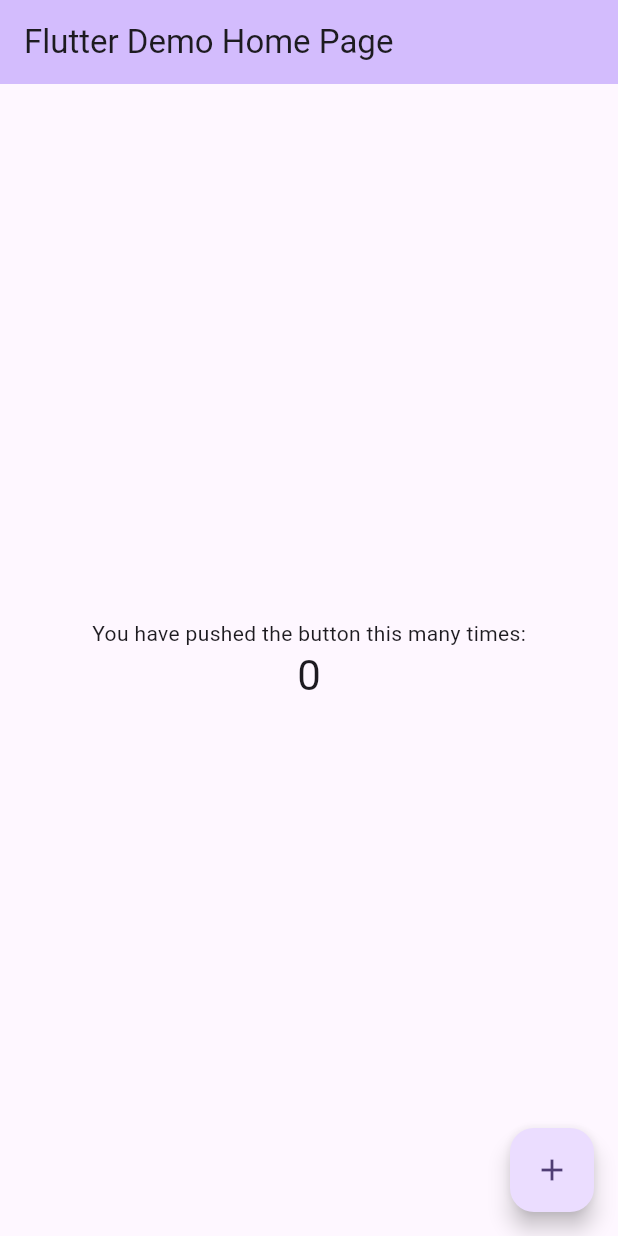
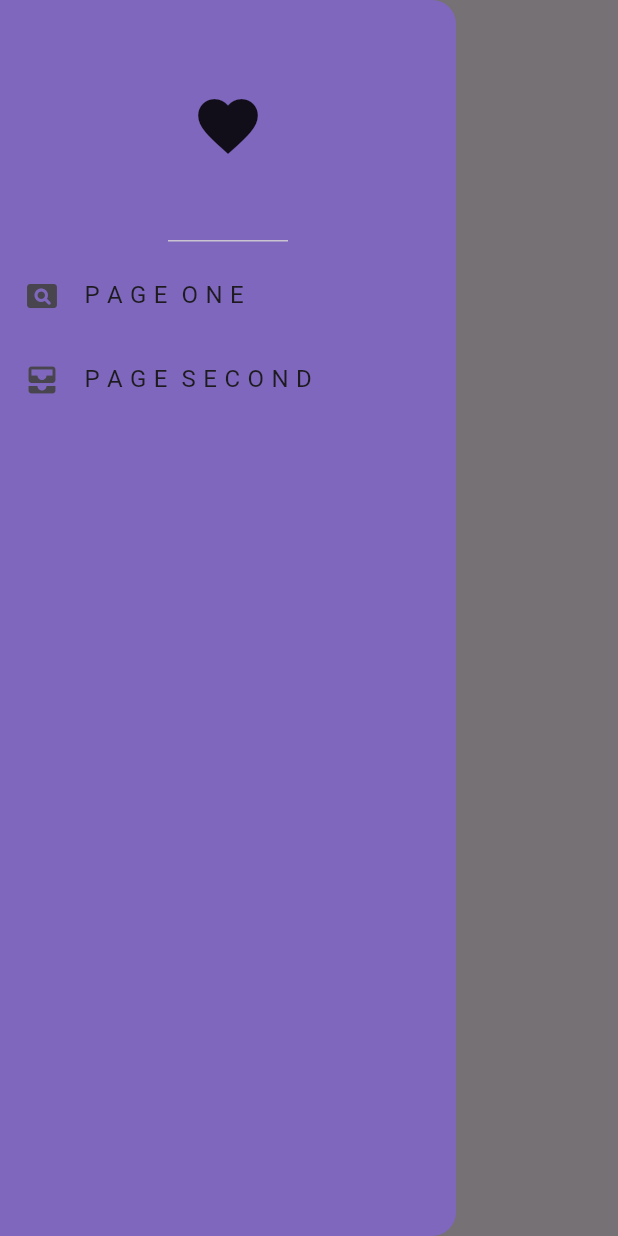
Before and after one commit to r3asonwhy/flutter-sandbox, a Flutter app: the screen it shows after launch, with the side drawer open (before the commit the screen has no drawer), on a phone screen of 412 x 824 dp. Run offline on Flutter 3.47's test engine with Material 3 defaults, Android fonts, the phone set to English and light mode, and no system bars.

```diff
--- a/lib/main.dart
+++ b/lib/main.dart
@@ -1,4 +1,7 @@
 import 'package:flutter/material.dart';
+import 'package:myapp/pages/first_page.dart';
+import 'package:myapp/pages/home_page.dart';
+import 'package:myapp/pages/second_page.dart';
 
 void main() {
   runApp(const MyApp());
@@ -7,116 +10,15 @@ void main() {
 class MyApp extends StatelessWidget {
   const MyApp({super.key});
 
-  // This widget is the root of your application.
   @override
   Widget build(BuildContext context) {
     return MaterialApp(
-      title: 'Flutter Demo',
-      theme: ThemeData(
-        // This is the theme of your application.
-        //
-        // TRY THIS: Try running your application with "flutter run". You'll see
-        // the application has a purple toolbar. Then, without quitting the app,
-        // try changing the seedColor in the colorScheme below to Colors.green
-        // and then invoke "hot reload" (save your changes or press the "hot
-        // reload" button in a Flutter-supported IDE, or press "r" if you used
-        // the command line to start the app).
-        //
-        // Notice that the counter didn't reset back to zero; the application
-        // state is not lost during the reload. To reset the state, use hot
-        // restart instead.
-        //
-        // This works for code too, not just values: Most code changes can be
-        // tested with just a hot reload.
-        colorScheme: ColorScheme.fromSeed(seedColor: Colors.deepPurple),
-      ),
-      home: const MyHomePage(title: 'Flutter Demo Home Page'),
+      debugShowCheckedModeBanner: false,
+      home: HomePage(),
+      routes: {
+        '/firstpage': (context) => FirstPage(),
+        '/secondpage': (context) => SecondPage(),
+      },
     );
   }
 }
-
-class MyHomePage extends StatefulWidget {
-  const MyHomePage({super.key, required this.title});
-
-  // This widget is the home page of your application. It is stateful, meaning
-  // that it has a State object (defined below) that contains fields that affect
-  // how it looks.
-
-  // This class is the configuration for the state. It holds the values (in this
-  // case the title) provided by the parent (in this case the App widget) and
-  // used by the build method of the State. Fields in a Widget subclass are
-  // always marked "final".
-
-  final String title;
-
-  @override
-  State<MyHomePage> createState() => _MyHomePageState();
-}
-
-class _MyHomePageState extends State<MyHomePage> {
-  int _counter = 0;
-
-  void _incrementCounter() {
-    setState(() {
-      // This call to setState tells the Flutter framework that something has
-      // changed in this State, which causes it to rerun the build method below
-      // so that the display can reflect the updated values. If we changed
-      // _counter without calling setState(), then the build method would not be
-      // called again, and so nothing would appear to happen.
-      _counter++;
-    });
-  }
-
-  @override
-  Widget build(BuildContext context) {
-    // This method is rerun every time setState is called, for instance as done
-    // by the _incrementCounter method above.
-    //
-    // The Flutter framework has been optimized to make rerunning build methods
-    // fast, so that you can just rebuild anything that needs updating rather
-    // than having to individually change instances of widgets.
-    return Scaffold(
-      appBar: AppBar(
-        // TRY THIS: Try changing the color here to a specific color (to
-        // Colors.amber, perhaps?) and trigger a hot reload to see the AppBar
-        // change color while the other colors stay the same.
-        backgroundColor: Theme.of(context).colorScheme.inversePrimary,
-        // Here we take the value from the MyHomePage object that was created by
-        // the App.build method, and use it to set our appbar title.
-        title: Text(widget.title),
-      ),
-      body: Center(
-        // Center is a layout widget. It takes a single child and positions it
-        // in the middle of the parent.
-        child: Column(
-          // Column is also a layout widget. It takes a list of children and
-          // arranges them vertically. By default, it sizes itself to fit its
-          // children horizontally, and tries to be as tall as its parent.
-          //
-          // Column has various properties to control how it sizes itself and
-          // how it positions its children. Here we use mainAxisAlignment to
-          // center the children vertically; the main axis here is the vertical
-          // axis because Columns are vertical (the cross axis would be
-          // horizontal).
-          //
-          // TRY THIS: Invoke "debug painting" (choose the "Toggle Debug Paint"
-          // action in the IDE, or press "p" in the console), to see the
-          // wireframe for each widget.
-          mainAxisAlignment: MainAxisAlignment.center,
-          children: <Widget>[
-            const Text('You have pushed the button this many times:'),
-            Text(
-              '$_counter',
-              style: Theme.of(context).textTheme.headlineMedium,
-            ),
-          ],
-        ),
-      ),
-      floatingActionButton: FloatingActionButton(
-        onPressed: _incrementCounter,
-        tooltip: 'Increment',
-        child: const Icon(Icons.add),
-      ), // This trailing comma makes auto-formatting nicer for build methods.
-    );
-  }
-}
--- /dev/null
+++ b/lib/pages/home_page.dart
@@ -0,0 +1,36 @@
+import 'package:flutter/material.dart';
+
+class HomePage extends StatelessWidget {
+  const HomePage({super.key});
+
+  @override
+  Widget build(BuildContext context) {
+    return Scaffold(
+        appBar: AppBar(title: Text("Home Page")),
+        drawer: Drawer(
+          backgroundColor: const Color.fromARGB(255, 126, 103, 189),
+          child: Column(
+            children: [
+              DrawerHeader(child: Icon(Icons.favorite, size: 48)),
+              ListTile(
+                leading: Icon(Icons.pageview_rounded),
+                title: Text("P A G E  O N E"),
+                onTap: () {
+                  Navigator.pop(context);
+                  Navigator.pushNamed(context, '/firstpage');
+                },
+              ),
+              ListTile(
+                leading: Icon(Icons.all_inbox),
+                title: Text("P A G E  S E C O N D"),
+                onTap: () {
+                  Navigator.pop(context);
+                  Navigator.pushNamed(context, '/secondpage');
+                },
+              ),
+            ],
+          ),
+        ),
+      );
+  }
+}
```
Also changed, not shown: lib/pages/first_page.dart (added, +43 -0 lines), lib/pages/profile_page.dart (added, +13 -0 lines), lib/pages/search_page.dart (added, +13 -0 lines), lib/pages/second_page.dart (added, +18 -0 lines), lib/pages/settings_page.dart (added, +13 -0 lines).
